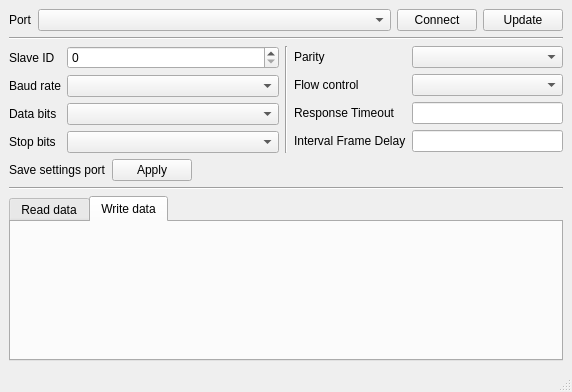
This is mainwindow.ui in fastudio4/qmodbasrtutest as Qt 5 draws it before an edit. The edited form follows.
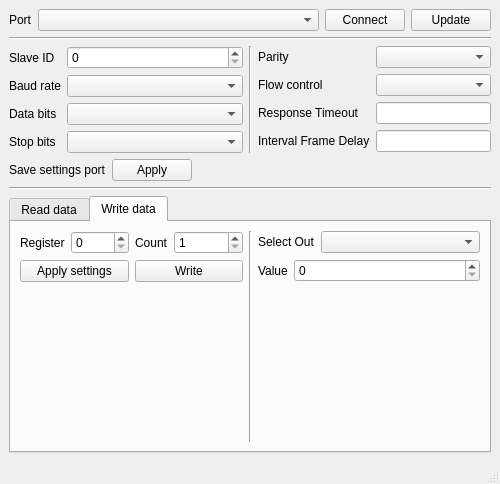
This is the edited form. The open tabs and pages were chosen to show the change.

Commit message: write data

The edit to the form file:
```diff
--- a/mainwindow.ui
+++ b/mainwindow.ui
@@ -6,8 +6,8 @@
    <rect>
     <x>0</x>
     <y>0</y>
-    <width>572</width>
-    <height>392</height>
+    <width>500</width>
+    <height>484</height>
    </rect>
   </property>
   <property name="windowTitle">
@@ -412,6 +412,135 @@
        <attribute name="title">
         <string>Write data</string>
        </attribute>
+       <layout class="QHBoxLayout" name="horizontalLayout_9">
+        <item>
+         <layout class="QVBoxLayout" name="verticalLayout_3">
+          <item>
+           <layout class="QHBoxLayout" name="horizontalLayout_7">
+            <item>
+             <layout class="QFormLayout" name="formLayout_6">
+              <item row="0" column="0">
+               <widget class="QLabel" name="lblRegisterWrite">
+                <property name="text">
+                 <string>Register</string>
+                </property>
+               </widget>
+              </item>
+              <item row="0" column="1">
+               <widget class="QSpinBox" name="spinBoxRegisterWrite"/>
+              </item>
+             </layout>
+            </item>
+            <item>
+             <layout class="QFormLayout" name="formLayout_7">
+              <item row="0" column="0">
+               <widget class="QLabel" name="lblCountWrite">
+                <property name="text">
+                 <string>Count</string>
+                </property>
+               </widget>
+              </item>
+              <item row="0" column="1">
+               <widget class="QSpinBox" name="spinBoxCountWrite">
+                <property name="minimum">
+                 <number>1</number>
+                </property>
+               </widget>
+              </item>
+             </layout>
+            </item>
+           </layout>
+          </item>
+          <item>
+           <layout class="QHBoxLayout" name="horizontalLayout_8">
+            <item>
+             <widget class="QPushButton" name="pushButton">
+              <property name="text">
+               <string>Apply settings</string>
+              </property>
+             </widget>
+            </item>
+            <item>
+             <widget class="QPushButton" name="btnWrite">
+              <property name="text">
+               <string>Write</string>
+              </property>
+             </widget>
+            </item>
+           </layout>
+          </item>
+          <item>
+           <spacer name="verticalSpacer_2">
+            <property name="orientation">
+             <enum>Qt::Vertical</enum>
+            </property>
+            <property name="sizeHint" stdset="0">
+             <size>
+              <width>20</width>
+              <height>40</height>
+             </size>
+            </property>
+           </spacer>
+          </item>
+         </layout>
+        </item>
+        <item>
+         <widget class="Line" name="line_4">
+          <property name="orientation">
+           <enum>Qt::Vertical</enum>
+          </property>
+         </widget>
+        </item>
+        <item>
+         <layout class="QVBoxLayout" name="verticalLayout_4">
+          <item>
+           <layout class="QFormLayout" name="formLayout_9">
+            <item row="0" column="0">
+             <widget class="QLabel" name="lblOutput">
+              <property name="text">
+               <string>Select Out</string>
+              </property>
+             </widget>
+            </item>
+            <item row="0" column="1">
+             <widget class="QComboBox" name="cbxAddrOut"/>
+            </item>
+           </layout>
+          </item>
+          <item>
+           <layout class="QFormLayout" name="formLayout_8">
+            <item row="0" column="0">
+             <widget class="QLabel" name="lblValue">
+              <property name="text">
+               <string>Value</string>
+              </property>
+             </widget>
+            </item>
+            <item row="0" column="1">
+             <widget class="QSpinBox" name="spinBoxValue">
+              <property name="maximum">
+               <number>1000</number>
+              </property>
+             </widget>
+            </item>
+           </layout>
+          </item>
+          <item>
+           <spacer name="verticalSpacer_3">
+            <property name="orientation">
+             <enum>Qt::Vertical</enum>
+            </property>
+            <property name="sizeHint" stdset="0">
+             <size>
+              <width>20</width>
+              <height>40</height>
+             </size>
+            </property>
+           </spacer>
+          </item>
+         </layout>
+        </item>
+       </layout>
       </widget>
      </widget>
     </item>
```
Left out of the diff: 55 changed lines with no effect on the pictures. Lines whose indentation alone changed are shown as unchanged. The commit also changes 2 other files.
